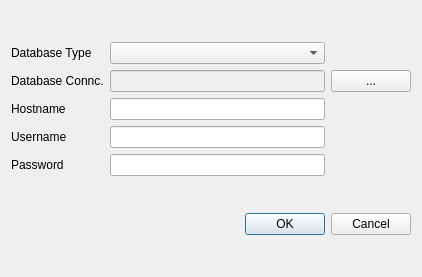
First picture: the form in resources/forms/preferencesdialog.ui, repository jmuelbert/jmbde-python, before the edit.
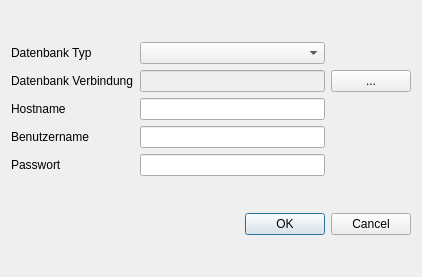
Second picture: the form after the edit.

What changed in the file:
```diff
--- a/resources/forms/preferencesdialog.ui
+++ b/resources/forms/preferencesdialog.ui
@@ -49,7 +49,7 @@
      <item row="5" column="0">
       <widget class="QLabel" name="labelPassword">
        <property name="text">
-        <string>Password</string>
+        <string>Passwort</string>
        </property>
        <property name="buddy">
         <cstring>lineEditPassword</cstring>
@@ -66,7 +66,7 @@
      <item row="4" column="0">
       <widget class="QLabel" name="labelUserName">
        <property name="text">
-        <string>Username</string>
+        <string>Benutzername</string>
        </property>
        <property name="buddy">
         <cstring>lineEditUserName</cstring>
@@ -76,7 +76,7 @@
      <item row="1" column="0">
       <widget class="QLabel" name="labelDatabaseType">
        <property name="text">
-        <string>Database Type</string>
+        <string>Datenbank Typ</string>
        </property>
        <property name="buddy">
         <cstring>comboBoxDatabaseType</cstring>
@@ -93,7 +93,7 @@
      <item row="2" column="0">
       <widget class="QLabel" name="labelDatabaseConnection">
        <property name="text">
-        <string>Database Connc.</string>
+        <string>Datenbank Verbindung</string>
        </property>
        <property name="buddy">
         <cstring>lineEditDatabaseConnection</cstring>
```
Left out of the diff: 7 changed lines with no effect on the pictures.
